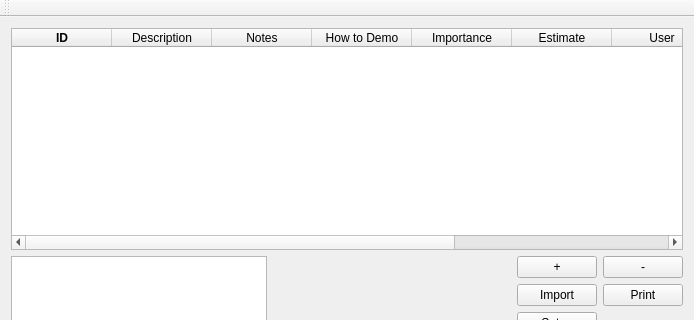
Old version of the form mainwindow.ui in the repository jmreyen/starfish; both pictures show x 0 to 694 and y 0 to 320 of the 694 by 535 pixel window.
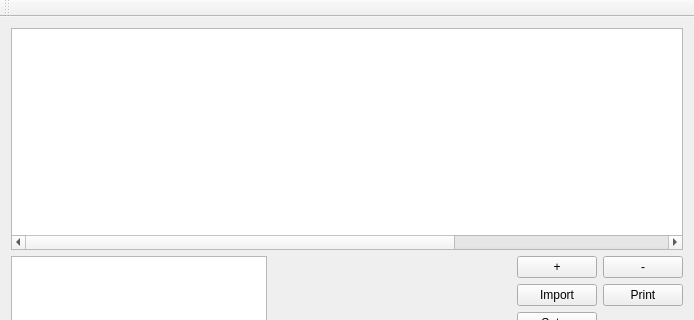
New version of the form. Icons and pictures are not drawn.

The edit to the form file:
```diff
--- a/mainwindow.ui
+++ b/mainwindow.ui
@@ -169,7 +169,7 @@
        <bool>true</bool>
       </property>
       <attribute name="horizontalHeaderVisible">
-       <bool>true</bool>
+       <bool>false</bool>
       </attribute>
       <attribute name="horizontalHeaderCascadingSectionResizes">
        <bool>false</bool>
```
Left out of the diff: 9 changed lines with no effect on the pictures.
